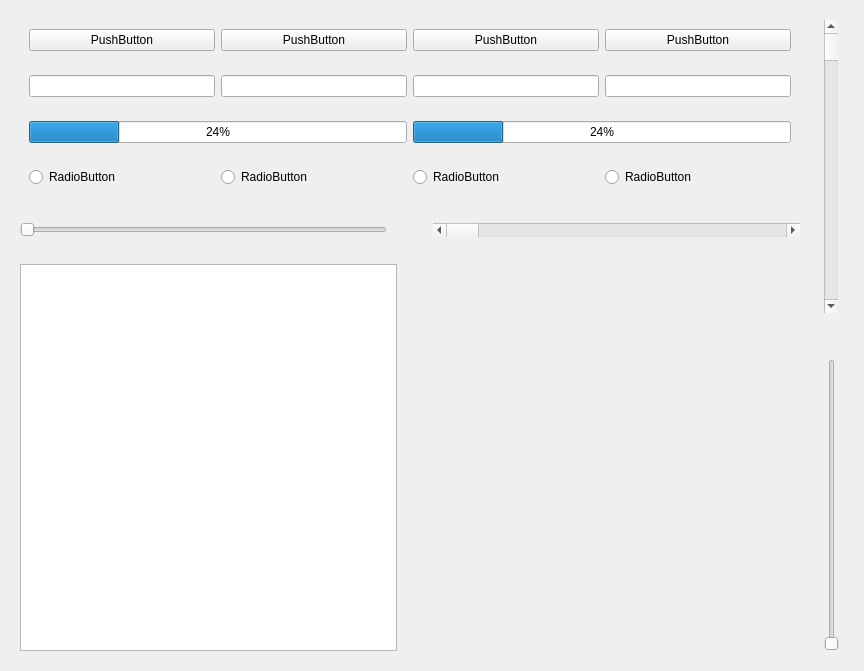
sprout-37/QtTest, file widget.ui: the form before one commit.
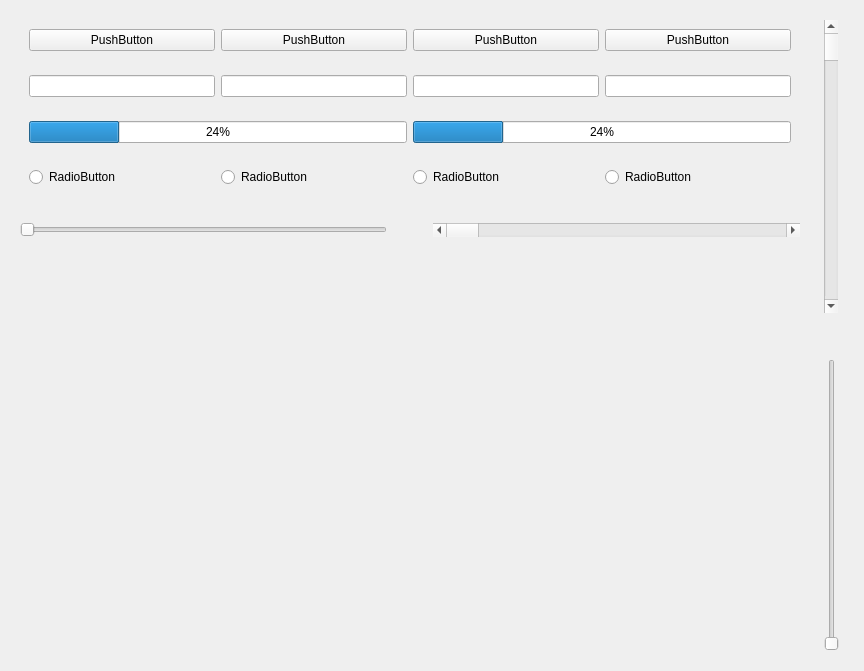
The form after the commit. Custom widgets are drawn as their Qt base class.

Commit message: 把.geo文件生成的网格转换为C++ API调用

Diff of the .ui file:
```diff
--- a/widget.ui
+++ b/widget.ui
@@ -171,25 +171,6 @@
    <item row="2" column="0">
     <widget class="QWidget" name="widget_6" native="true">
      <layout class="QHBoxLayout" name="horizontalLayout_5">
-      <item>
-       <widget class="QTableWidget" name="tableWidget"/>
-      </item>
-      <item>
-       <spacer name="horizontalSpacer">
-        <property name="orientation">
-         <enum>Qt::Horizontal</enum>
-        </property>
-        <property name="sizeType">
-         <enum>QSizePolicy::Minimum</enum>
-        </property>
-        <property name="sizeHint" stdset="0">
-         <size>
-          <width>20</width>
-          <height>10</height>
-         </size>
-        </property>
-       </spacer>
-      </item>
       <item>
        <widget class="QCustomPlot" name="customPlot" native="true">
         <property name="sizePolicy">
```
The commit also changes 2 other files.
